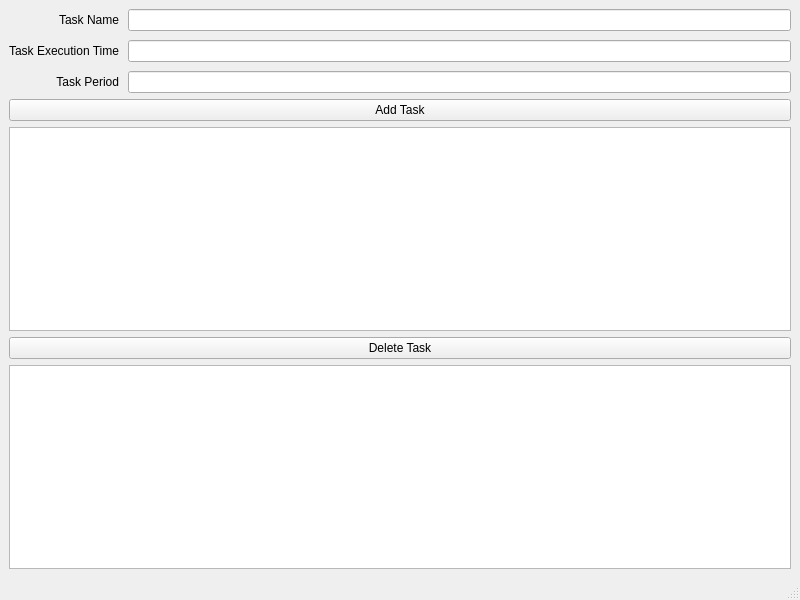
WebKingdom/RT_Scheduling, file RT_Visualizer.ui: the form before one commit.
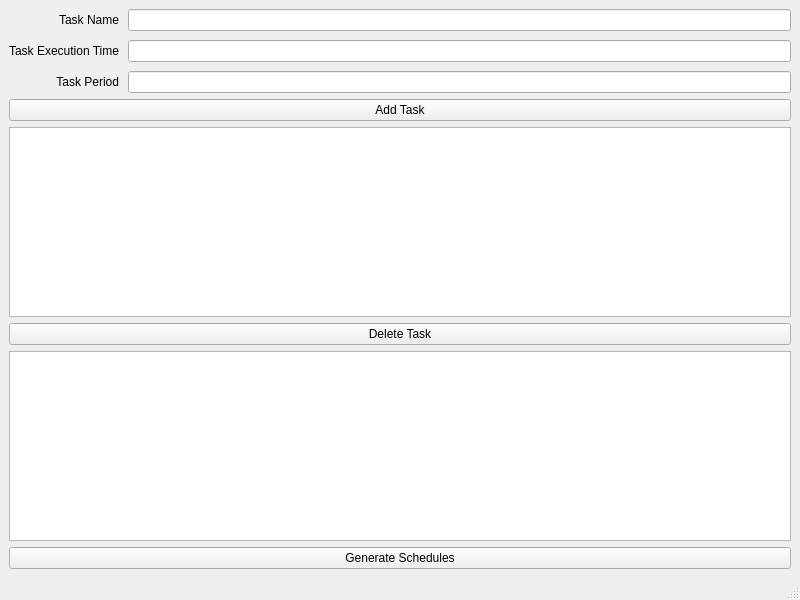
The form after the commit.

Patch:
```diff
--- a/RT_Visualizer.ui
+++ b/RT_Visualizer.ui
@@ -107,6 +107,13 @@
         </property>
        </widget>
       </item>
+      <item>
+       <widget class="QPushButton" name="generateSchedBtn">
+        <property name="text">
+         <string>Generate Schedules</string>
+        </property>
+       </widget>
+      </item>
      </layout>
     </item>
    </layout>
```
